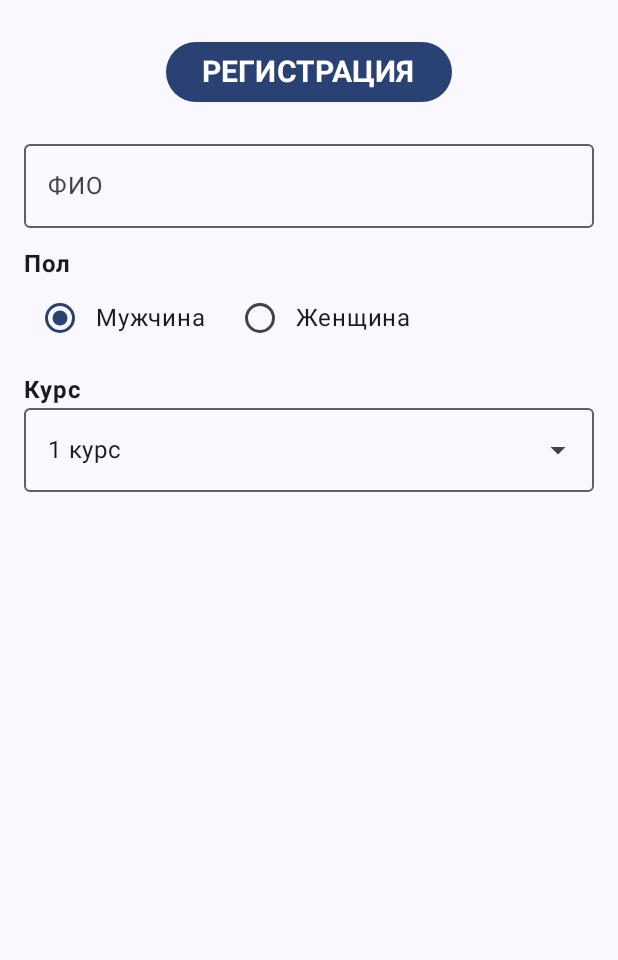
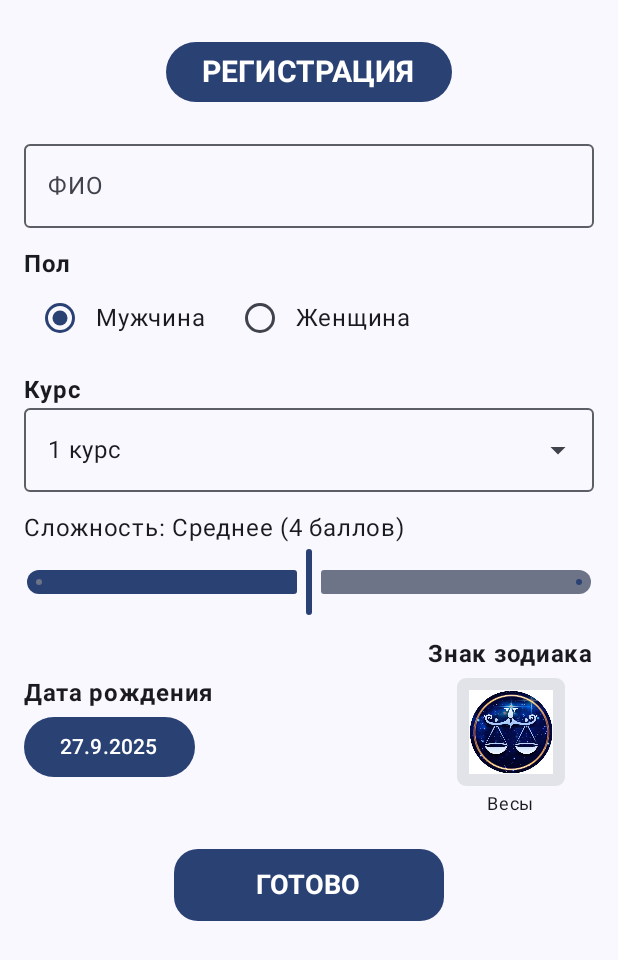
Before and after one commit to dios-214/mobilki, an Android app built with Jetpack Compose: the screen it shows after launch (MainActivity), on a phone screen of 412 x 824 dp. Shown: the top 960 px of the screen. Run offline under Robolectric (Android 15) with nearby library versions, the phone set to English and light mode, and no system bars.

Commit message:
Add difficulty and zodiac icon

```diff
--- a/lab2/app/src/main/java/com/example/lab2/MainActivity.kt
+++ b/lab2/app/src/main/java/com/example/lab2/MainActivity.kt
@@ -213,6 +213,82 @@ fun RegistrationScreen(modifier: Modifier = Modifier) {
 
             Spacer(modifier = Modifier.height(12.dp))
 
+            val (diffLabel, diffPoints) = difficultyLabelAndPoints(difficulty)
+            Text("Сложность: $diffLabel (${diffPoints} баллов)")
+            Slider(
+                value = difficulty,
+                onValueChange = { difficulty = it },
+                valueRange = 0f..2f,
+                steps = 1,
+                modifier = Modifier.fillMaxWidth()
+            )
+
+            Spacer(modifier = Modifier.height(12.dp))
+
+            Row(verticalAlignment = Alignment.CenterVertically) {
+                Column(modifier = Modifier.weight(1f)) {
+                    Text("Дата рождения", fontWeight = FontWeight.Bold)
+                    Button(onClick = { datePicker.show() }) {
+                        Text(text = "${birthDay}.${birthMonth}.${birthYear}")
+                    }
+                }
+                Spacer(modifier = Modifier.width(12.dp))
+
+                val (zodiacName, zodiacRes) = getZodiac(birthDay, birthMonth)
+                Column(horizontalAlignment = Alignment.CenterHorizontally) {
+                    Text("Знак зодиака", fontWeight = FontWeight.Bold)
+                    Spacer(modifier = Modifier.height(4.dp))
+
+                    Card(
+                        modifier = Modifier.size(72.dp),
+                        shape = RoundedCornerShape(6.dp)
+                    ) {
+                        Image(
+                            painter = painterResource(id = zodiacRes),
+                            contentDescription = zodiacName,
+                            modifier = Modifier.padding(8.dp)
+                        )
+                    }
+                    Text(text = zodiacName, fontSize = 12.sp)
+                }
+            }
+
+            Spacer(modifier = Modifier.height(18.dp))
+
+            Box(modifier = Modifier.fillMaxWidth(), contentAlignment = Alignment.Center) {
+                Button(
+                    onClick = {
+                        if (fullName.isBlank()) {
+                            Toast.makeText(context, "Введите ФИО", Toast.LENGTH_SHORT).show()
+                            return@Button
+                        }
+                        val (label, points) = difficultyLabelAndPoints(difficulty)
+                        val (zName, zRes) = getZodiac(birthDay, birthMonth)
+                        val reg = RegistrationData(
+                            fullName = fullName,
+                            gender = gender,
+                            course = selectedCourse,
+                            difficultyLabel = label,
+                            difficultyPoints = points,
+                            birthDay = birthDay,
+                            birthMonth = birthMonth,
+                            birthYear = birthYear,
+                            zodiacName = zName,
+                            zodiacDrawableRes = zRes
+                        )
+                        registrations.add(reg)
+                        Toast.makeText(context, "Данные сохранены", Toast.LENGTH_SHORT).show()
+                    },
+                    shape = RoundedCornerShape(16.dp),
+                    modifier = Modifier
+                        .width(180.dp)
+                        .height(48.dp)
+                ) {
+                    Text("ГОТОВО", fontSize = 18.sp, fontWeight = FontWeight.Bold)
+                }
+            }
+
+            Spacer(modifier = Modifier.height(18.dp))
         }
 
     }
```
